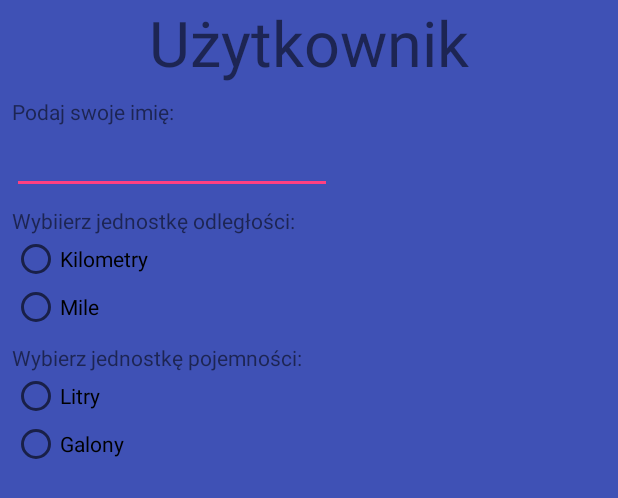
After one commit to borgaz/CarCost, an Android app: the layout intro_slide_2.xml on its own in the app's theme, with its tools: preview values and no code run, on a phone screen of 412 x 824 dp. The commit adds this screen. Shown: the top 498 px of the screen. Run offline under Robolectric (Android 15) with nearby library versions, the phone set to English and light mode, and no system bars.

Commit message:
FirstStart Intro Added
AppIntro library; some other changes; App working correct

```diff
--- a/app/src/main/AndroidManifest.xml
+++ b/app/src/main/AndroidManifest.xml
@@ -18,6 +18,7 @@
                 <category android:name="android.intent.category.LAUNCHER" />
             </intent-filter>
         </activity>
+        <activity android:name=".IntroActivity"></activity>
     </application>
 
 </manifest>
--- a/app/src/main/java/com/kuba/carcost/MainActivity.java
+++ b/app/src/main/java/com/kuba/carcost/MainActivity.java
@@ -1,5 +1,6 @@
 package com.kuba.carcost;
 
+import android.content.Intent;
 import android.os.Bundle;
 import android.os.Handler;
 import android.support.annotation.NonNull;
@@ -65,6 +66,9 @@ public class MainActivity extends AppCompatActivity {
     protected void onCreate(Bundle savedInstanceState) {
         super.onCreate(savedInstanceState);
         setContentView(R.layout.activity_main);
+
+        Intent intent = new Intent(this, IntroActivity.class);
+        startActivity(intent);
 
         /////////////////////////////////////
         myDb = new DatabaseHelper(this);
--- a/app/src/main/res/layout/fragment_home.xml
+++ b/app/src/main/res/layout/fragment_home.xml
@@ -1,3 +1,4 @@
+<?xml version="1.0" encoding="utf-8"?>
 <FrameLayout xmlns:android="http://schemas.android.com/apk/res/android"
     xmlns:tools="http://schemas.android.com/tools"
     android:layout_width="match_parent"
--- /dev/null
+++ b/app/src/main/res/layout/intro_slide_2.xml
@@ -0,0 +1,109 @@
+<?xml version="1.0" encoding="utf-8"?>
+<RelativeLayout xmlns:android="http://schemas.android.com/apk/res/android"
+    android:layout_width="match_parent"
+    android:layout_height="match_parent"
+    android:background="@color/colorPrimary"
+    android:orientation="vertical">
+
+
+    <TextView
+        android:id="@+id/textView6"
+        android:layout_width="match_parent"
+        android:layout_height="wrap_content"
+        android:text="Użytkownik"
+        android:textSize="42sp"
+        android:textAlignment="center"
+        android:fontFamily="sans-serif"
+        android:layout_alignParentTop="true"
+        android:layout_alignParentLeft="true"
+        android:layout_alignParentStart="true"
+        android:gravity="center" />
+
+    <TextView
+        android:text="Podaj swoje imię:"
+        android:layout_width="wrap_content"
+        android:layout_height="wrap_content"
+        android:id="@+id/textView7"
+        android:layout_below="@+id/textView6"
+        android:layout_alignLeft="@+id/userEditText"
+        android:layout_alignStart="@+id/userEditText"
+        android:layout_marginTop="8dp" />
+
+    <EditText
+        android:layout_width="wrap_content"
+        android:layout_height="wrap_content"
+        android:inputType="text"
+        android:ems="10"
+        android:id="@+id/userEditText"
+        android:layout_marginLeft="8dp"
+        android:layout_marginStart="8dp"
+        android:layout_below="@+id/textView7"
+        android:layout_alignParentLeft="true"
+        android:layout_alignParentStart="true" />
+
+    <TextView
+        android:text="Wybiierz jednostkę odległości:"
+        android:layout_width="wrap_content"
+        android:layout_height="wrap_content"
+        android:id="@+id/textView8"
+        android:layout_below="@+id/userEditText"
+        android:layout_alignLeft="@+id/userEditText"
+        android:layout_alignStart="@+id/userEditText"
+        android:layout_marginTop="8dp" />
+
+    <RadioGroup
+        android:id="@+id/radioDistance"
+        android:layout_width="wrap_content"
+        android:layout_height="wrap_content"
+        android:layout_below="@+id/textView8"
+        android:layout_alignLeft="@+id/textView8"
+        android:layout_alignStart="@+id/textView8">
+
+        <RadioButton
+        android:text="Kilometry"
+        android:layout_width="wrap_content"
+        android:layout_height="wrap_content"
+        android:id="@+id/radioKm" />
+
+        <RadioButton
+        android:text="Mile"
+        android:layout_width="wrap_content"
+        android:layout_height="wrap_content"
+        android:id="@+id/radioM" />
+
+    </RadioGroup>
+
+    <TextView
+        android:text="Wybierz jednostkę pojemności:"
+        android:layout_width="wrap_content"
+        android:layout_height="wrap_content"
+        android:id="@+id/textView9"
+        android:layout_below="@+id/radioDistance"
+        android:layout_alignLeft="@+id/radioDistance"
+        android:layout_alignStart="@+id/radioDistance"
+        android:layout_marginTop="8dp" />
+
+    <RadioGroup
+        android:id="@+id/radioVolume"
+        android:layout_width="wrap_content"
+        android:layout_height="wrap_content"
+        android:layout_below="@+id/textView9"
+        android:layout_alignLeft="@+id/textView9"
+        android:layout_alignStart="@+id/textView9">
+
+        <RadioButton
+            android:text="Litry"
+            android:layout_width="wrap_content"
+            android:layout_height="wrap_content"
+            android:id="@+id/radioButton3"
+            android:layout_weight="1" />
+
+        <RadioButton
+            android:text="Galony"
+            android:layout_width="wrap_content"
+            android:layout_height="wrap_content"
+            android:id="@+id/radioButton4"
+            android:layout_weight="1" />
+    </RadioGroup>
+
+</RelativeLayout>
```
Also changed, not shown: app/src/main/java/com/kuba/carcost/IntroActivity.java (+29 -1 lines), app/src/main/java/com/kuba/carcost/fragment/IntroSlideFragment.java (added, +44 -0 lines), app/src/main/res/layout/intro_slide_1.xml (added, +21 -0 lines).
